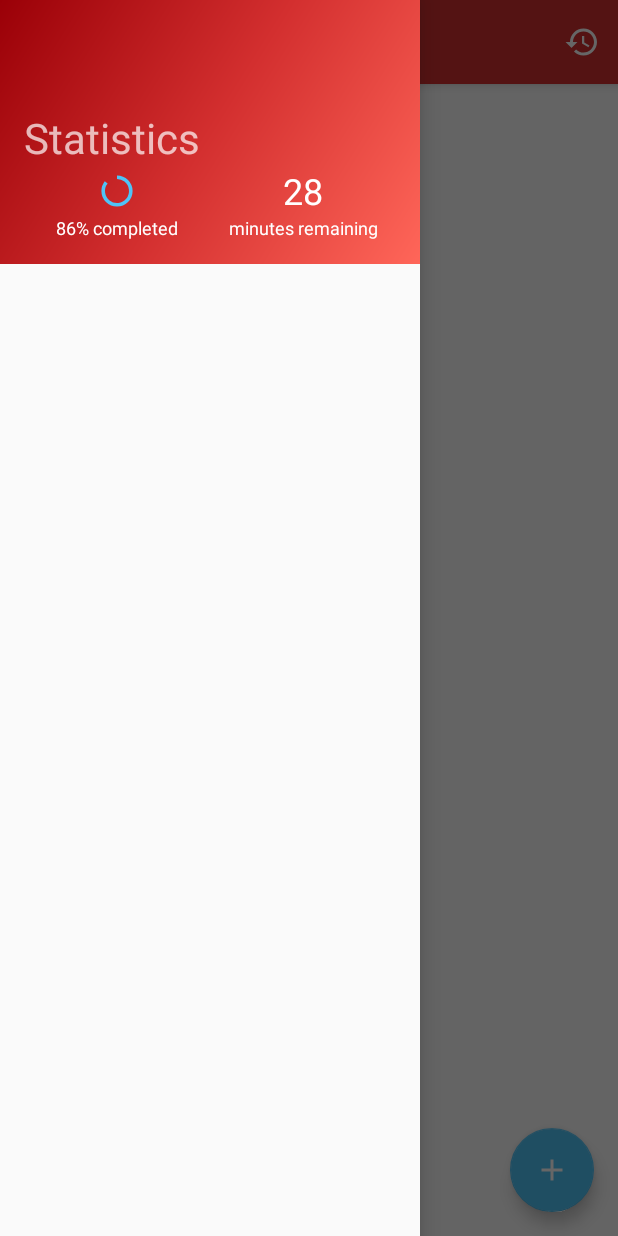
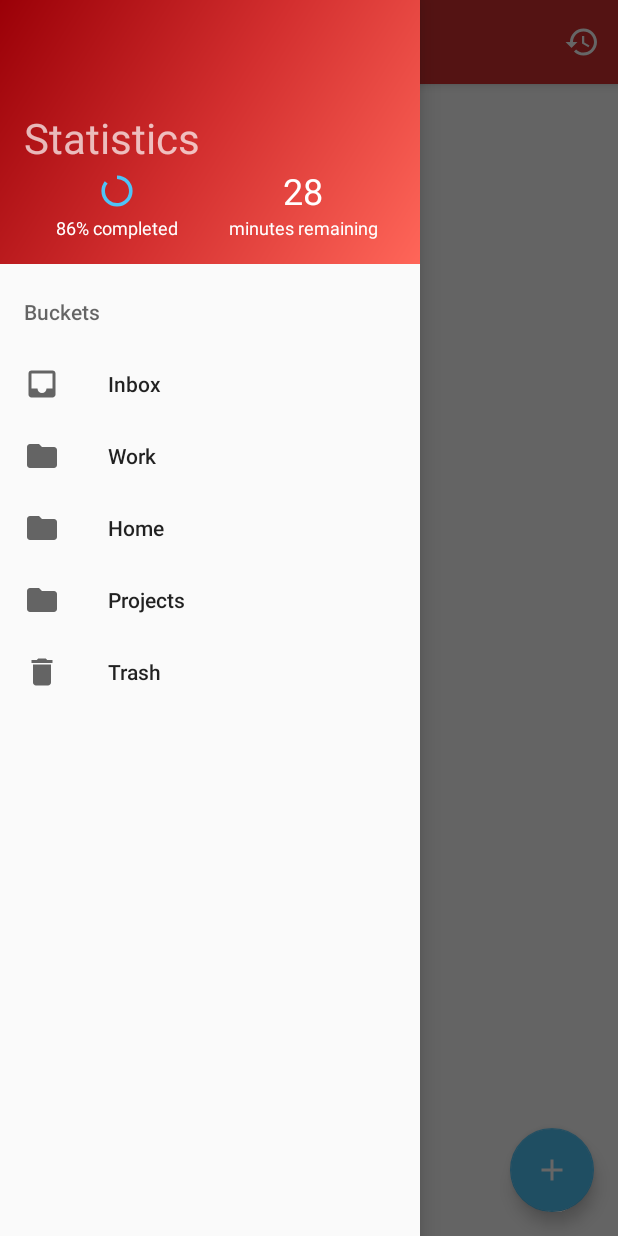
Before and after one commit to David-Jackson/GettingThingsDone, an Android app: the screen it shows after launch (MainActivity), with the side drawer open, on a phone screen of 412 x 824 dp. Run offline under Robolectric (Android 15) with nearby library versions, the phone set to English and light mode, and no system bars.

Commit message:
Added ability to populate side menu with buckets

```diff
--- a/app/src/main/java/fyi/jackson/drew/gettingthingsdone/MainActivity.java
+++ b/app/src/main/java/fyi/jackson/drew/gettingthingsdone/MainActivity.java
@@ -1,19 +1,34 @@
 package fyi.jackson.drew.gettingthingsdone;
 
+import android.content.Intent;
 import android.os.Bundle;
+import android.support.annotation.NonNull;
 import android.support.design.widget.FloatingActionButton;
+import android.support.design.widget.NavigationView;
 import android.support.design.widget.Snackbar;
+import android.support.v4.view.GravityCompat;
 import android.support.v4.widget.DrawerLayout;
 import android.support.v7.app.AppCompatActivity;
 import android.support.v7.widget.Toolbar;
 import android.support.v7.app.ActionBarDrawerToggle;
 import android.view.Menu;
 import android.view.MenuItem;
+import android.view.SubMenu;
 import android.view.View;
+
+import java.util.List;
+
+import fyi.jackson.drew.gettingthingsdone.data.DummyData;
+import fyi.jackson.drew.gettingthingsdone.data.entities.Bucket;
 
 public class MainActivity extends AppCompatActivity {
 
+    private static final String TAG = "MainActivity";
+
+    private static final String INTENT_BUCKET_NAME = "INTENT_BUCKET_NAME";
+
     private FloatingActionButton fab;
+    private NavigationView navigationView;
 
     @Override
     protected void onCreate(Bundle savedInstanceState) {
@@ -56,6 +71,27 @@ public class MainActivity extends AppCompatActivity {
                 this, drawer, toolbar, R.string.navigation_drawer_open, R.string.navigation_drawer_close);
         drawer.addDrawerListener(toggle);
         toggle.syncState();
+
+        NavigationView.OnNavigationItemSelectedListener navigationItemSelectedListener =
+                new NavigationView.OnNavigationItemSelectedListener() {
+                    @Override
+                    public boolean onNavigationItemSelected(@NonNull MenuItem item) {
+                        // Handle navigation view item clicks here.
+                        int id = item.getItemId();
+                        String bucketName = item.getIntent().getStringExtra(INTENT_BUCKET_NAME);
+
+                        Snackbar.make(fab, bucketName + " selected", Snackbar.LENGTH_LONG).show();
+
+                        DrawerLayout drawer = (DrawerLayout) findViewById(R.id.drawer_layout);
+                        drawer.closeDrawer(GravityCompat.START);
+                        return true;
+                    }
+                };
+
+        navigationView = findViewById(R.id.nav_view);
+        navigationView.setNavigationItemSelectedListener(navigationItemSelectedListener);
+
+        fillMenu(DummyData.buckets);
     }
 
     public void setupFab() {
@@ -69,4 +105,26 @@ public class MainActivity extends AppCompatActivity {
         });
     }
 
+    // This method dynamically fills the drawer menu based on the Buckets data
+    public void fillMenu(List<Bucket> buckets) {
+        Menu menu = navigationView.getMenu();
+        SubMenu subMenu = menu.addSubMenu("Buckets");
+
+        for (int i = 0; i < buckets.size(); i++) {
+            Bucket bucket = buckets.get(i);
+            String bucketName = bucket.getName();
+            Integer iconId = bucket.getIconId();
+
+            if (iconId == null) iconId = R.drawable.ic_folder_black_24dp;
+
+            Intent menuItemIntent = new Intent();
+            menuItemIntent.putExtra(INTENT_BUCKET_NAME, bucketName);
+
+            subMenu.add(0, Menu.FIRST + i, Menu.FIRST, bucketName)
+                    .setCheckable(true)
+                    .setIntent(menuItemIntent)
+                    .setIcon(iconId);
+        }
+    }
+
 }
--- /dev/null
+++ b/app/src/main/java/fyi/jackson/drew/gettingthingsdone/data/DummyData.java
@@ -0,0 +1,19 @@
+package fyi.jackson.drew.gettingthingsdone.data;
+
+
+import java.util.ArrayList;
+import java.util.List;
+
+import fyi.jackson.drew.gettingthingsdone.R;
+import fyi.jackson.drew.gettingthingsdone.data.entities.Bucket;
+
+public class DummyData {
+    public static List<Bucket> buckets = new ArrayList<Bucket>() {{
+        add(new Bucket("Inbox", R.drawable.ic_inbox_black_24dp));
+        add(new Bucket("Work"));
+        add(new Bucket("Home"));
+        add(new Bucket("Projects"));
+        add(new Bucket("Trash", R.drawable.ic_delete_black_24dp));
+    }};
+
+}
--- /dev/null
+++ b/app/src/main/res/drawable/ic_delete_black_24dp.xml
@@ -0,0 +1,9 @@
+<vector xmlns:android="http://schemas.android.com/apk/res/android"
+        android:width="24dp"
+        android:height="24dp"
+        android:viewportWidth="24.0"
+        android:viewportHeight="24.0">
+    <path
+        android:fillColor="#FF000000"
+        android:pathData="M6,19c0,1.1 0.9,2 2,2h8c1.1,0 2,-0.9 2,-2V7H6v12zM19,4h-3.5l-1,-1h-5l-1,1H5v2h14V4z"/>
+</vector>
--- /dev/null
+++ b/app/src/main/res/drawable/ic_folder_black_24dp.xml
@@ -0,0 +1,9 @@
+<vector xmlns:android="http://schemas.android.com/apk/res/android"
+        android:width="24dp"
+        android:height="24dp"
+        android:viewportWidth="24.0"
+        android:viewportHeight="24.0">
+    <path
+        android:fillColor="#FF000000"
+        android:pathData="M10,4H4c-1.1,0 -1.99,0.9 -1.99,2L2,18c0,1.1 0.9,2 2,2h16c1.1,0 2,-0.9 2,-2V8c0,-1.1 -0.9,-2 -2,-2h-8l-2,-2z"/>
+</vector>
--- /dev/null
+++ b/app/src/main/res/drawable/ic_inbox_black_24dp.xml
@@ -0,0 +1,9 @@
+<vector xmlns:android="http://schemas.android.com/apk/res/android"
+        android:width="24dp"
+        android:height="24dp"
+        android:viewportWidth="24.0"
+        android:viewportHeight="24.0">
+    <path
+        android:fillColor="#FF000000"
+        android:pathData="M19,3L4.99,3c-1.11,0 -1.98,0.89 -1.98,2L3,19c0,1.1 0.88,2 1.99,2L19,21c1.1,0 2,-0.9 2,-2L21,5c0,-1.11 -0.9,-2 -2,-2zM19,15h-4c0,1.66 -1.35,3 -3,3s-3,-1.34 -3,-3L4.99,15L4.99,5L19,5v10z"/>
+</vector>
```
Also changed, not shown: 1 other file.
